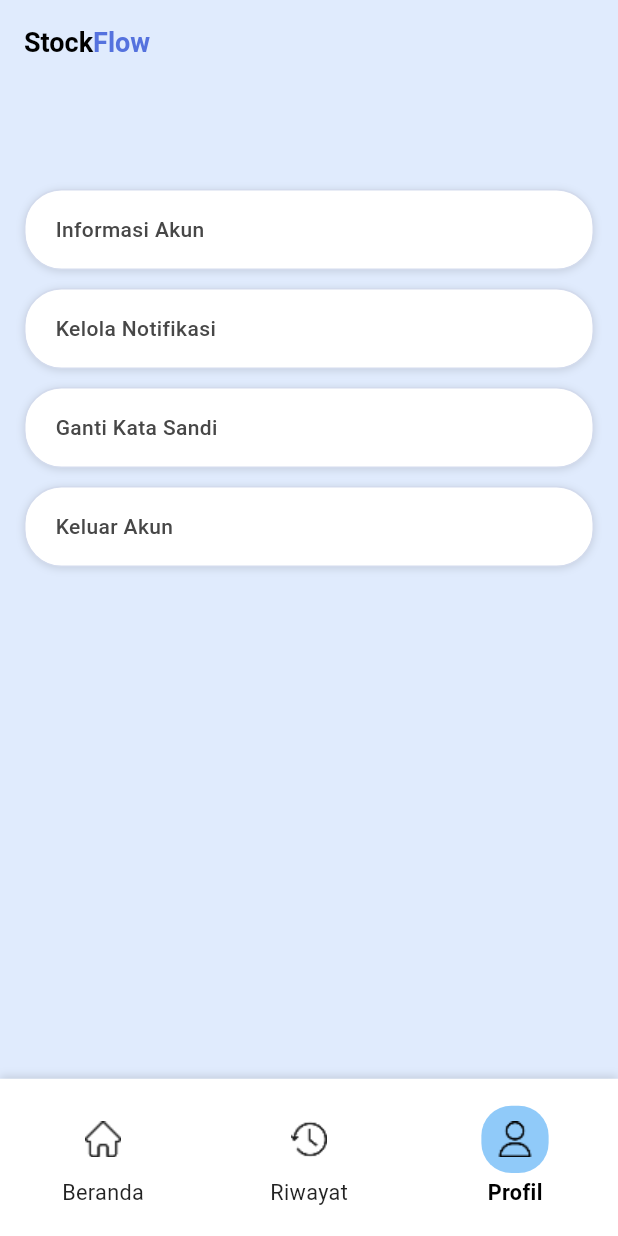
After one commit to OrionZ12/StockFlow-tubes, a Flutter app: the ProfilePage screen opened by its route, on a phone screen of 412 x 824 dp. The commit adds this screen. Run offline on Flutter 3.47's test engine with Material 3 defaults, Android fonts, the phone set to English and light mode, and no system bars; our stand-ins replace go_router; Roboto replaces fonts that are missing (RobotoSerif).

Commit message:
Profile Screen

```diff
--- /dev/null
+++ b/lib/screen/profile_screen.dart
@@ -0,0 +1,154 @@
+import 'package:flutter/material.dart';
+import 'package:go_router/go_router.dart';
+import '../widget/bottom_nav_bar.dart';
+
+class ProfilePage extends StatefulWidget {
+  const ProfilePage({super.key});
+
+  @override
+  State<ProfilePage> createState() => _ProfilePageState();
+}
+
+const Color kPageBackground = Color(0xFFE0EBFD); // E0EBFD
+const Color kCardBackground = Color(0xFFFFFFFF); // FFFFFF
+const Color kSoftBorder = Color(0xFFD3DBED); // D3DBED
+
+const Color kTextPrimary = Color(0xFF000000); // 000000
+const Color kTextSecondary = Color(0xFF474747); // 474747
+const Color kTextMuted = Color(0xFF929292); // 929292
+
+const Color kBlueMain = Color(0xFF5572DE); // badge jumlah
+const Color kBlueSoft = Color(0xFF7B94F3); // bubble nav
+const Color kBlueMedium = Color(0xFF506DB8); // icon search, v, FAB luar
+const Color kBlueTitle = Color(
+  0xFF2D4990,
+);
+
+class _ProfilePageState extends State<ProfilePage> {
+  int _selectedIndex = 2;
+
+  void _onNavTap(int index) {
+    if (index == _selectedIndex) return;
+    setState(() => _selectedIndex = index);
+    switch (index) {
+      case 0:
+        context.go('/home');
+        break;
+      case 1:
+        context.go('/history');
+        break;
+      case 2:
+        context.go('/profile');
+        break;
+    }
+  }
+
+  @override
+  Widget build(BuildContext context) {
+    return Scaffold(
+      backgroundColor: kPageBackground,
+      appBar: AppBar(
+        elevation: 0,
+        backgroundColor: kPageBackground,
+        centerTitle: false,
+        title: const Row(
+          children: [
+            Text(
+              'Stock',
+              style: TextStyle(
+                fontSize: 18,
+                fontWeight: FontWeight.bold,
+                color: kTextPrimary,
+              ),
+            ),
+            Text(
+              'Flow',
+              style: TextStyle(
+                fontSize: 18,
+                fontWeight: FontWeight.bold,
+                color: kBlueMain,
+              ),
+            ),
+          ],
+        ),
+      ),
+      body: Padding(
+        padding: const EdgeInsets.symmetric(horizontal: 16),
+        child: Column(
+          children: [
+            const SizedBox(height: 70),
+            Expanded(
+              child: ListView(
+                children: [
+                  _buildProfileMenuItem(
+                    label: "Informasi Akun",
+                    onTap: () {
+                      // Handle Informasi Akun tap
+                    },
+                  ),
+                  const SizedBox(height: 12),
+                  _buildProfileMenuItem(
+                    label: "Kelola Notifikasi",
+                    onTap: () {
+                      // Handle Kelola Notifikasi tap
+                    },
+                  ),
+                  const SizedBox(height: 12),
+                  _buildProfileMenuItem(
+                    label: "Ganti Kata Sandi",
+                    onTap: () {
+                      // Handle Ganti Kata Sandi tap
+                    },
+                  ),
+                  const SizedBox(height: 12),
+                  _buildProfileMenuItem(
+                    label: "Keluar Akun",
+                    onTap: () {
+                      // Handle Keluar Akun tap
+                    },
+                  ),
+                ],
+              ),
+            ),
+          ],
+        ),
+      ),
+      bottomNavigationBar: BottomNavBar(
+        currentIndex: _selectedIndex,
+        onTap: _onNavTap,
+      ),
+    );
+  }
+
+  Widget _buildProfileMenuItem({
+    required String label,
+    required VoidCallback onTap,
+  }) {
+    return GestureDetector(
+      onTap: onTap,
+      child: Container(
+        padding: const EdgeInsets.symmetric(horizontal: 20, vertical: 16),
+        decoration: BoxDecoration(
+          color: Colors.white,
+          borderRadius: BorderRadius.circular(25),
+          border: Border.all(color: const Color(0xffd3dbed), width: 1),
+          boxShadow: const [
+            BoxShadow(
+              color: Colors.black12,
+              blurRadius: 4,
+              offset: Offset(0, 1),
+            ),
+          ],
+        ),
+        child: Text(
+          label,
+          style: const TextStyle(
+            fontSize: 14,
+            fontWeight: FontWeight.w500,
+            color: Color(0xff474747),
+          ),
+        ),
+      ),
+    );
+  }
+}
```
Also changed, not shown: lib/config/routes.dart (+8 -1 lines).
